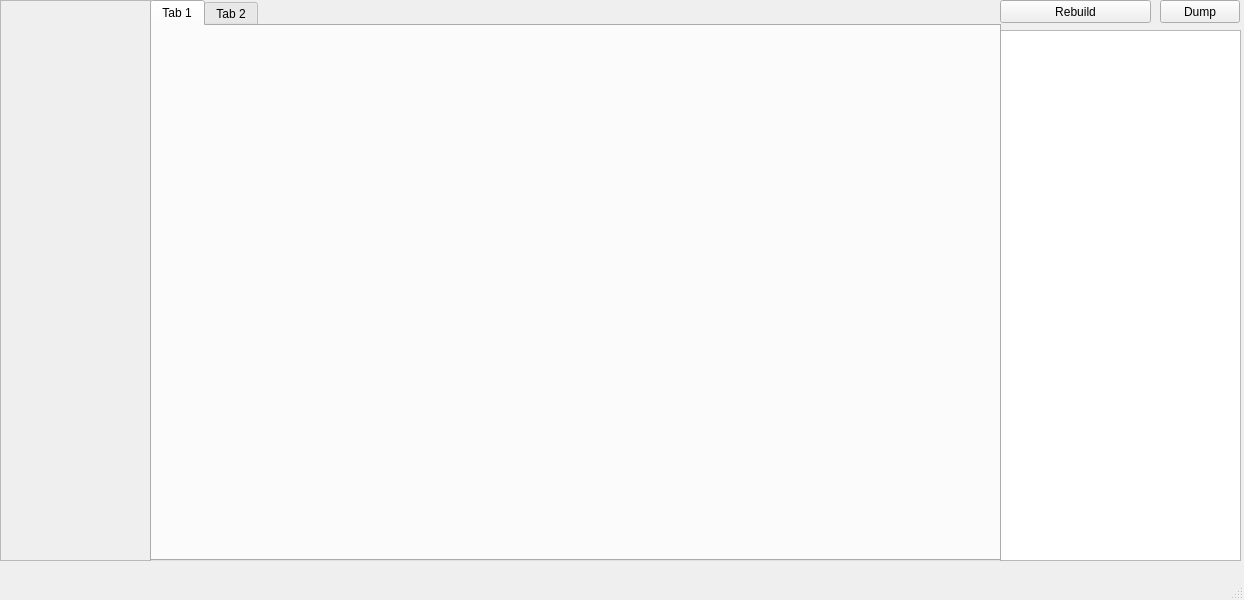
Old version of the form graph/main.ui in the repository AU-ExoMars/PCOT.
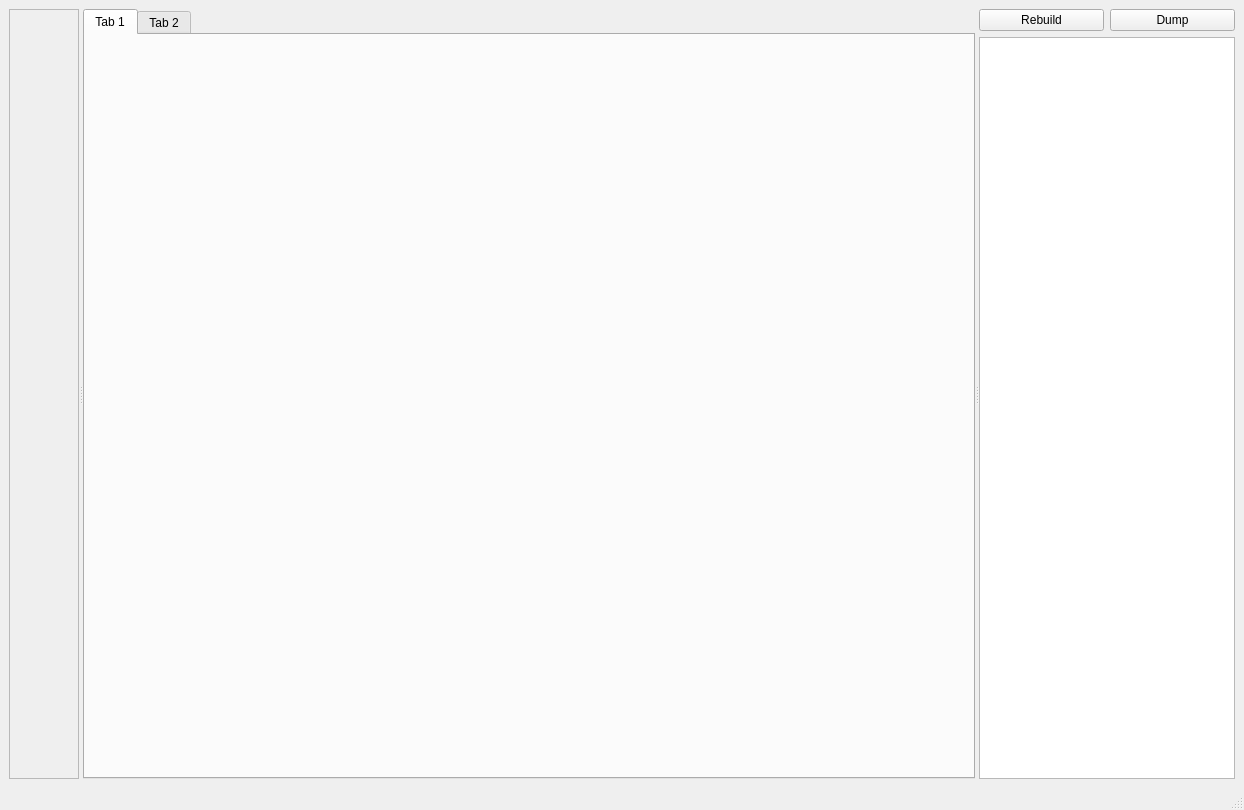
New version of the form. Custom widgets are drawn as their Qt base class.

Commit message: Expanding responsive layout, and canvas keeps image aspect ratio

Patch:
```diff
--- a/graph/main.ui
+++ b/graph/main.ui
@@ -7,7 +7,7 @@
     <x>0</x>
     <y>0</y>
     <width>1244</width>
-    <height>600</height>
+    <height>810</height>
    </rect>
   </property>
   <property name="acceptDrops">
@@ -17,62 +17,24 @@
    <string>MainWindow</string>
   </property>
   <widget class="QWidget" name="centralwidget">
-   <widget class="GraphView" name="graphicsView">
-    <property name="geometry">
-     <rect>
-      <x>1000</x>
-      <y>30</y>
-      <width>241</width>
-      <height>531</height>
-     </rect>
-    </property>
-    <property name="verticalScrollBarPolicy">
-     <enum>Qt::ScrollBarAsNeeded</enum>
-    </property>
-    <property name="horizontalScrollBarPolicy">
-     <enum>Qt::ScrollBarAsNeeded</enum>
-    </property>
-    <property name="renderHints">
-     <set>QPainter::Antialiasing|QPainter::HighQualityAntialiasing|QPainter::TextAntialiasing</set>
-    </property>
-    <property name="dragMode">
-     <enum>QGraphicsView::RubberBandDrag</enum>
-    </property>
-   </widget>
-   <widget class="QPushButton" name="rebuildButton">
-    <property name="geometry">
-     <rect>
-      <x>1000</x>
-      <y>0</y>
-      <width>151</width>
-      <height>23</height>
-     </rect>
-    </property>
-    <property name="text">
-     <string>Rebuild</string>
-    </property>
-   </widget>
-   <widget class="QPushButton" name="dumpButton">
-    <property name="geometry">
-     <rect>
-      <x>1160</x>
-      <y>0</y>
-      <width>80</width>
-      <height>23</height>
-     </rect>
-    </property>
-    <property name="text">
-     <string>Dump</string>
-    </property>
-   </widget>
+   <property name="sizePolicy">
+    <sizepolicy hsizetype="Maximum" vsizetype="Maximum">
+     <horstretch>1</horstretch>
+     <verstretch>1</verstretch>
+    </sizepolicy>
+   </property>
+   <layout class="QGridLayout" name="gridLayout">
+    <item row="0" column="0">
+     <widget class="QSplitter" name="splitter">
+      <property name="orientation">
+       <enum>Qt::Horizontal</enum>
+      </property>
    <widget class="QScrollArea" name="palette">
-    <property name="geometry">
-     <rect>
-      <x>0</x>
-      <y>0</y>
-      <width>151</width>
-      <height>561</height>
-     </rect>
+       <property name="sizePolicy">
+        <sizepolicy hsizetype="Preferred" vsizetype="Expanding">
+         <horstretch>0</horstretch>
+         <verstretch>0</verstretch>
+        </sizepolicy>
     </property>
     <property name="widgetResizable">
      <bool>true</bool>
@@ -82,20 +44,18 @@
       <rect>
        <x>0</x>
        <y>0</y>
-       <width>149</width>
-       <height>559</height>
+          <width>68</width>
+          <height>748</height>
       </rect>
      </property>
     </widget>
    </widget>
    <widget class="QTabWidget" name="tabWidget">
-    <property name="geometry">
-     <rect>
-      <x>150</x>
-      <y>0</y>
-      <width>851</width>
-      <height>561</height>
-     </rect>
+       <property name="sizePolicy">
+        <sizepolicy hsizetype="Expanding" vsizetype="Expanding">
+         <horstretch>1</horstretch>
+         <verstretch>0</verstretch>
+        </sizepolicy>
     </property>
     <widget class="QWidget" name="tab">
      <attribute name="title">
@@ -108,6 +68,65 @@
      </attribute>
     </widget>
    </widget>
+      <widget class="QWidget" name="">
+       <layout class="QVBoxLayout" name="verticalLayout" stretch="0,0">
+        <item>
+         <layout class="QHBoxLayout" name="horizontalLayout" stretch="0,0">
+          <item>
+           <widget class="QPushButton" name="rebuildButton">
+            <property name="sizePolicy">
+             <sizepolicy hsizetype="MinimumExpanding" vsizetype="Fixed">
+              <horstretch>1</horstretch>
+              <verstretch>0</verstretch>
+             </sizepolicy>
+            </property>
+            <property name="text">
+             <string>Rebuild</string>
+            </property>
+           </widget>
+          </item>
+          <item>
+           <widget class="QPushButton" name="dumpButton">
+            <property name="sizePolicy">
+             <sizepolicy hsizetype="MinimumExpanding" vsizetype="Fixed">
+              <horstretch>1</horstretch>
+              <verstretch>0</verstretch>
+             </sizepolicy>
+            </property>
+            <property name="text">
+             <string>Dump</string>
+            </property>
+           </widget>
+          </item>
+         </layout>
+        </item>
+        <item>
+         <widget class="GraphView" name="graphicsView">
+          <property name="sizePolicy">
+           <sizepolicy hsizetype="Expanding" vsizetype="Expanding">
+            <horstretch>0</horstretch>
+            <verstretch>0</verstretch>
+           </sizepolicy>
+          </property>
+          <property name="verticalScrollBarPolicy">
+           <enum>Qt::ScrollBarAsNeeded</enum>
+          </property>
+          <property name="horizontalScrollBarPolicy">
+           <enum>Qt::ScrollBarAsNeeded</enum>
+          </property>
+          <property name="renderHints">
+           <set>QPainter::Antialiasing|QPainter::HighQualityAntialiasing|QPainter::TextAntialiasing</set>
+          </property>
+          <property name="dragMode">
+           <enum>QGraphicsView::RubberBandDrag</enum>
+          </property>
+         </widget>
+        </item>
+       </layout>
+      </widget>
+     </widget>
+    </item>
+   </layout>
   </widget>
   <widget class="QMenuBar" name="menubar">
    <property name="geometry">
```
Lines whose indentation alone changed are shown as unchanged. The commit also changes 2 other files.
